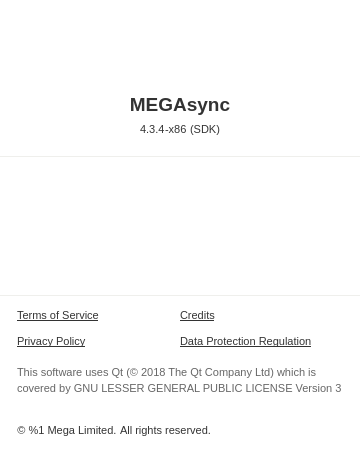
This is src/MEGASync/gui/linux/ChangeLogDialog.ui in meganz/MEGAsync as Qt 5 draws it before an edit. The edited form follows.
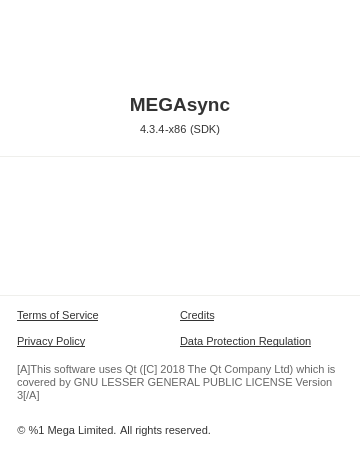
This is the edited form. Icons and pictures are not drawn. Custom widgets are drawn as their Qt base class.

Commit message: Make license string translatable

Patch:
```diff
--- a/src/MEGASync/gui/linux/ChangeLogDialog.ui
+++ b/src/MEGASync/gui/linux/ChangeLogDialog.ui
@@ -579,8 +579,10 @@
 }</string>
         </property>
         <property name="text">
-         <string notr="true">&lt;html&gt;&lt;p style=&quot;line-height: 16px;&quot;&gt;This software uses Qt (&amp;copy; 2018 The Qt Company Ltd) which is covered by GNU LESSER GENERAL PUBLIC LICENSE Version 3&lt;/p&gt;&lt;/html&gt;
-</string>
+         <string notr="true">[A]This software uses Qt ([C] 2018 The Qt Company Ltd) which is covered by GNU LESSER GENERAL PUBLIC LICENSE Version 3[/A]</string>
+        </property>
+        <property name="textFormat">
+         <enum>Qt::RichText</enum>
         </property>
         <property name="alignment">
          <set>Qt::AlignLeading|Qt::AlignLeft|Qt::AlignTop</set>
```
The commit also changes 4 other files.
